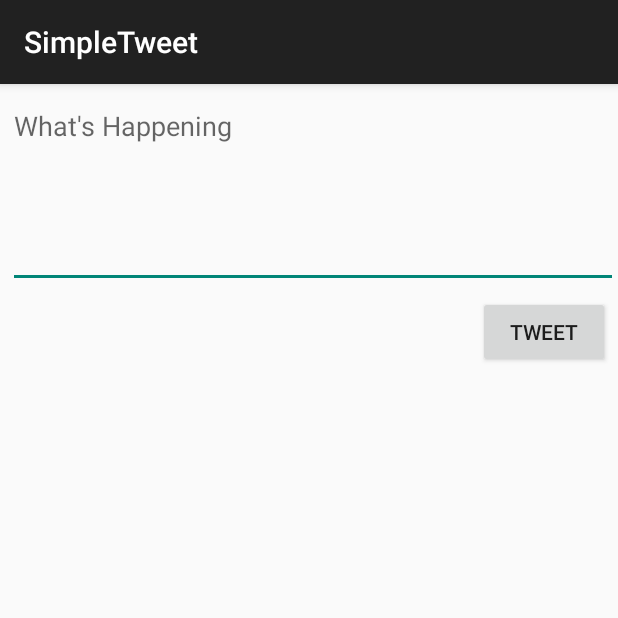
After one commit to nyz18/SimpleTweet, an Android app: the ComposeActivity screen opened directly, with no data from a screen before it, on a phone screen of 412 x 824 dp, the top half of it. The commit adds this screen. Run offline under Robolectric (Android 15) with nearby library versions, the phone set to English and light mode, and no system bars; our stand-ins replace Room's generated code; libraries missing offline, so code that uses them is left out: com.codepath.asynchttpclient, com.facebook.stetho, org.parceler; 1 statement that could not run was skipped.

Commit message:
Added a compose tweet button and the ability to actually tweet from the app

```diff
--- a/app/build.gradle
+++ b/app/build.gradle
@@ -50,4 +50,7 @@ dependencies {
     annotationProcessor "androidx.room:room-compiler:$room_version"
     implementation 'com.facebook.stetho:stetho:1.5.1'
     implementation 'androidx.swiperefreshlayout:swiperefreshlayout:1.0.0'
+
+    implementation 'org.parceler:parceler-api:1.1.12'
+    annotationProcessor 'org.parceler:parceler:1.1.12'
 }
--- a/app/src/main/AndroidManifest.xml
+++ b/app/src/main/AndroidManifest.xml
@@ -13,7 +13,8 @@
         android:icon="@drawable/ic_launcher"
         android:label="@string/app_name"
         android:theme="@style/AppTheme">
-        <activity android:name=".TimelineActivity"></activity>
+        <activity android:name=".ComposeActivity"></activity>
+        <activity android:name=".TimelineActivity" />
         <activity
             android:name=".LoginActivity"
             android:label="@string/app_name"
--- /dev/null
+++ b/app/src/main/java/com/codepath/apps/restclienttemplate/ComposeActivity.java
@@ -0,0 +1,86 @@
+package com.codepath.apps.restclienttemplate;
+
+import androidx.appcompat.app.AppCompatActivity;
+
+import android.content.Intent;
+import android.os.Bundle;
+import android.util.Log;
+import android.view.View;
+import android.widget.Button;
+import android.widget.EditText;
+import android.widget.Toast;
+
+import com.codepath.apps.restclienttemplate.models.Tweet;
+import com.codepath.asynchttpclient.callback.JsonHttpResponseHandler;
+
+import org.json.JSONException;
+import org.parceler.Parcels;
+
+import okhttp3.Headers;
+
+public class ComposeActivity extends AppCompatActivity {
+
+
+    public static final String TAG = "ComposeActivity";
+    public static final int MAX_TWEET_LENGTH = 140;
+
+
+    EditText etCompose;
+    Button btnTweet;
+
+    TwitterClient client;
+
+    @Override
+    protected void onCreate(Bundle savedInstanceState) {
+        super.onCreate(savedInstanceState);
+        setContentView(R.layout.activity_compose);
+
+        client = TwitterApp.getRestClient(this);
+
+        etCompose = findViewById(R.id.etCompose);
+        btnTweet = findViewById(R.id.btnTweet);
+
+        //set click listener on button
+        btnTweet.setOnClickListener(new View.OnClickListener() {
+            @Override
+            public void onClick(View v) {
+              String tweetContent =  etCompose.getText().toString();
+              if(tweetContent.isEmpty()){
+                  Toast.makeText(ComposeActivity.this,"Sorry,your tweet cannot be empty",Toast.LENGTH_LONG).show();
+                  return;
+              }
+              if(tweetContent.length() > MAX_TWEET_LENGTH) {
+                  Toast.makeText(ComposeActivity.this,"Sorry your tweet is too long",Toast.LENGTH_LONG).show();
+                return;
+              }
+                Toast.makeText(ComposeActivity.this, tweetContent, Toast.LENGTH_LONG).show();
+                // Make an API call to twitter to publish the tweet
+                client.publishTweet(tweetContent, new JsonHttpResponseHandler() {
+                    @Override
+                    public void onSuccess(int statusCode, Headers headers, JSON json) {
+                        Log.e(TAG, "onSuccess to publish tweet");
+                        try {
+                            Tweet tweet = Tweet.fromJson(json.jsonObject);
+                            Log.i(TAG,"Published tweet says" + tweet);
+                            Intent intent = new Intent();
+                            intent.putExtra("tweet", Parcels.wrap(tweet));
+                            // set result code and bundle data for response
+                            setResult(RESULT_OK,intent);
+                            // closes the activity, pass data to parent
+                            finish();
+
+                        } catch (JSONException e) {
+                            e.printStackTrace();
+
+                        }
+                    }
+
+                    @Override
+                    public void onFailure(int statusCode, Headers headers, String response, Throwable throwable) {
+                        Log.e(TAG, "onFailure to publish tweet",throwable);
+                    }
+                });
+            }
+        });
+    }
+}
--- a/app/src/main/java/com/codepath/apps/restclienttemplate/models/Tweet.java
+++ b/app/src/main/java/com/codepath/apps/restclienttemplate/models/Tweet.java
@@ -3,16 +3,22 @@ package com.codepath.apps.restclienttemplate.models;
 import org.json.JSONArray;
 import org.json.JSONException;
 import org.json.JSONObject;
+import org.parceler.Parcel;
 
 import java.util.ArrayList;
 import java.util.List;
 
+@Parcel
 public class Tweet {
 
     public String body;
     public String createdAt;
     public long id;
     public User user;
+
+
+    //// empty constructor needed by the Parceler library
+    public Tweet(){}
 
     public static Tweet fromJson(JSONObject jsonObject) throws JSONException {
         Tweet tweet  = new Tweet();
--- /dev/null
+++ b/app/src/main/res/layout/activity_compose.xml
@@ -0,0 +1,31 @@
+<?xml version="1.0" encoding="utf-8"?>
+<RelativeLayout
+    xmlns:android="http://schemas.android.com/apk/res/android"
+    xmlns:app="http://schemas.android.com/apk/res-auto"
+    xmlns:tools="http://schemas.android.com/tools"
+    android:layout_width="match_parent"
+    android:layout_height="match_parent"
+    tools:context=".ComposeActivity">
+
+    <EditText
+        android:id="@+id/etCompose"
+        android:layout_width="match_parent"
+        android:layout_height="wrap_content"
+        android:layout_marginStart="5dp"
+        android:layout_marginTop="5dp"
+        android:ems="10"
+        android:gravity="start|top"
+        android:hint="What's Happening"
+        android:inputType="textMultiLine"
+        android:minLines="5" />
+
+    <Button
+        android:id="@+id/btnTweet"
+        android:layout_width="wrap_content"
+        android:layout_height="wrap_content"
+        android:layout_below="@+id/etCompose"
+        android:layout_alignParentEnd="true"
+        android:layout_marginTop="5dp"
+        android:layout_marginEnd="5dp"
+        android:text="@string/tweet" />
+</RelativeLayout>
--- a/app/src/main/res/values/strings.xml
+++ b/app/src/main/res/values/strings.xml
@@ -5,5 +5,6 @@
     <string name="login_label">Log in</string>
     <string name="intent_scheme">oauth</string>
     <string name="intent_host">cprest</string>
+    <string name="tweet">Tweet</string>
 
 </resources>
```
Also changed, not shown: app/src/main/java/com/codepath/apps/restclienttemplate/TimelineActivity.java (+50 -0 lines), app/src/main/java/com/codepath/apps/restclienttemplate/TwitterClient.java (+8 -0 lines), app/src/main/java/com/codepath/apps/restclienttemplate/models/User.java (+7 -0 lines), app/src/main/res/menu/menu_main.xml (added, +10 -0 lines).
